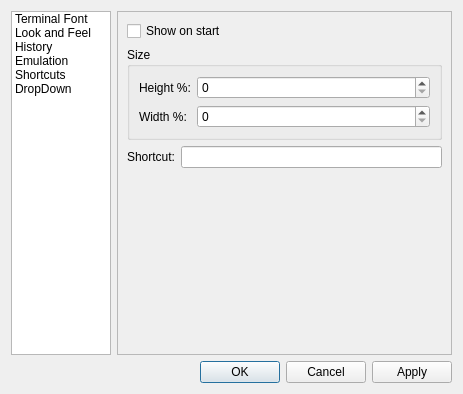
This is src/forms/preferencesdialog.ui in trollixx/quickterminal as Qt 5 draws it before an edit. The edited form follows.
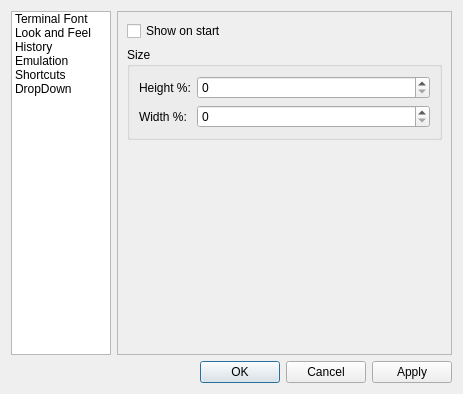
This is the edited form. The open tabs and pages were chosen to show the change.

Commit message: Use ActionManager to handle drop-down mode show/hide shortcut

```diff
--- a/src/forms/preferencesdialog.ui
+++ b/src/forms/preferencesdialog.ui
@@ -525,20 +525,6 @@
          </layout>
         </widget>
        </item>
-       <item>
-        <layout class="QFormLayout" name="formLayout_2">
-         <item row="0" column="0">
-          <widget class="QLabel" name="dropShortCutLabel">
-           <property name="text">
-            <string>Shortcut:</string>
-           </property>
-          </widget>
-         </item>
-         <item row="0" column="1">
-          <widget class="QLineEdit" name="dropShortCutEdit"/>
-         </item>
-        </layout>
-       </item>
        <item>
         <spacer name="verticalSpacer_5">
          <property name="orientation">
```
The commit also changes 6 other files.
